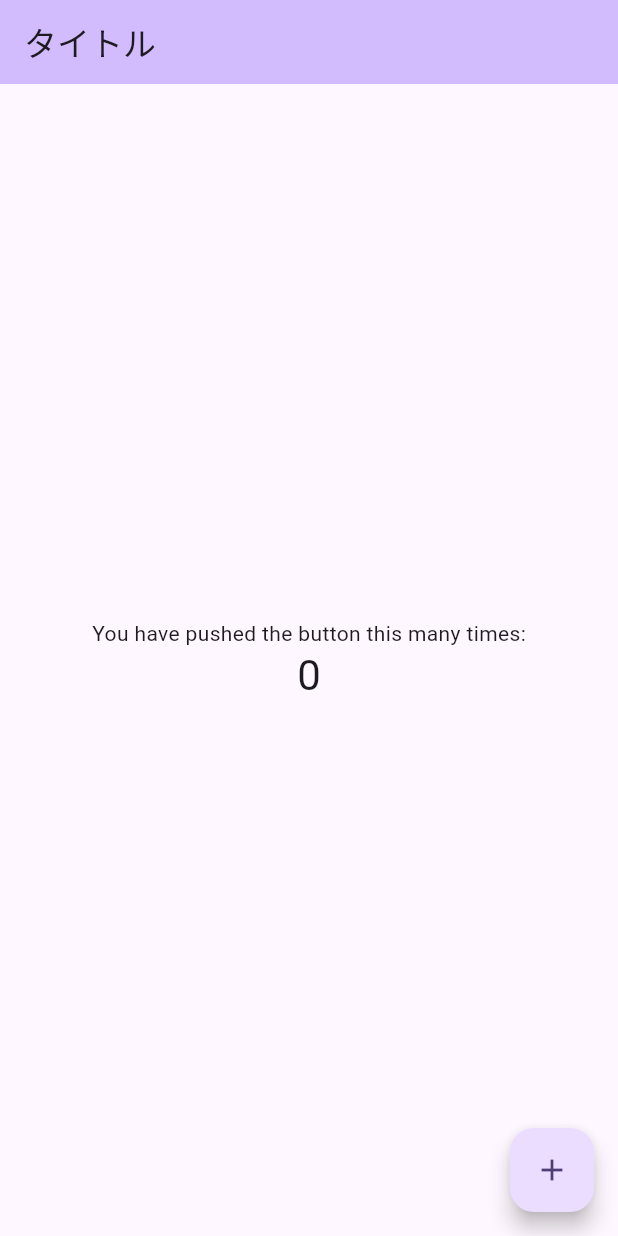
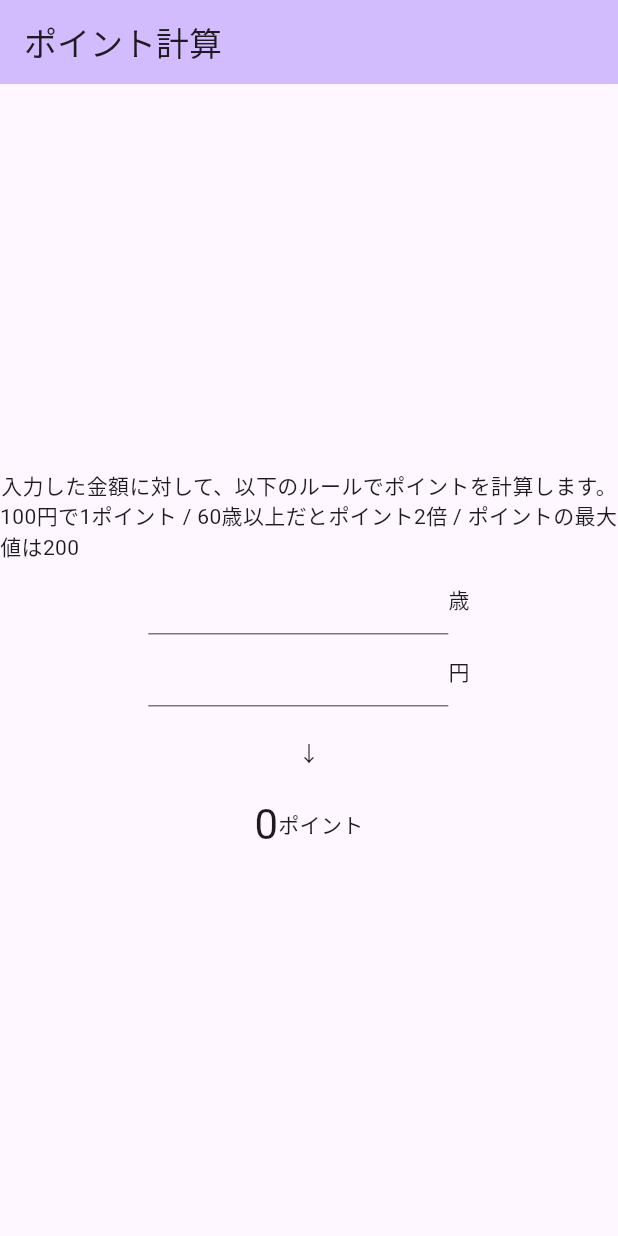
Before and after one commit to ken-ty/dart_mutation_test_example, a Flutter app: the screen it shows after launch, on a phone screen of 412 x 824 dp. Run offline on Flutter 3.47's test engine with Material 3 defaults, Android fonts, the phone set to English and light mode, and no system bars.

Commit message:
feat: テスト用の画面を作成 UI のみ

```diff
--- a/lib/home_page.dart
+++ b/lib/home_page.dart
@@ -1,4 +1,5 @@
 import 'package:flutter/material.dart';
+import 'package:flutter/services.dart';
 
 class HomePage extends StatefulWidget {
   const HomePage({super.key});
@@ -8,40 +9,75 @@ class HomePage extends StatefulWidget {
 }
 
 class _HomePageState extends State<HomePage> {
-  int _counter = 0;
-
-  void _incrementCounter() {
-    setState(() {
-      _counter++;
-    });
-  }
+  final int _counter = 0;
 
   @override
   Widget build(BuildContext context) {
     return Scaffold(
       appBar: AppBar(
         backgroundColor: Theme.of(context).colorScheme.inversePrimary,
-        title: const Text("タイトル"),
+        title: const Text("ポイント計算"),
       ),
       body: Center(
         child: Column(
           mainAxisAlignment: MainAxisAlignment.center,
           children: <Widget>[
             const Text(
-              'You have pushed the button this many times:',
+              '入力した金額に対して、以下のルールでポイントを計算します。',
             ),
-            Text(
-              '$_counter',
-              style: Theme.of(context).textTheme.headlineMedium,
+            const Text(
+              '100円で1ポイント'
+              ' / '
+              '60歳以上だとポイント2倍'
+              ' / '
+              'ポイントの最大値は200',
+            ),
+            Row(
+              mainAxisAlignment: MainAxisAlignment.center,
+              children: [
+                SizedBox(
+                  width: 200,
+                  child: TextField(
+                      keyboardType: TextInputType.number,
+                      inputFormatters: [
+                        FilteringTextInputFormatter.digitsOnly
+                      ]),
+                ),
+                const Text('歳')
+              ],
+            ),
+            Row(
+              mainAxisAlignment: MainAxisAlignment.center,
+              children: [
+                SizedBox(
+                  width: 200,
+                  child: TextField(
+                      keyboardType: TextInputType.number,
+                      inputFormatters: [
+                        FilteringTextInputFormatter.digitsOnly
+                      ]),
+                ),
+                const Text('円')
+              ],
+            ),
+            const SizedBox(height: 20),
+            const Text(
+              '↓',
+            ),
+            const SizedBox(height: 20),
+            Row(
+              mainAxisAlignment: MainAxisAlignment.center,
+              children: [
+                Text(
+                  '$_counter',
+                  style: Theme.of(context).textTheme.headlineMedium,
+                ),
+                const Text('ポイント'),
+              ],
             ),
           ],
         ),
       ),
-      floatingActionButton: FloatingActionButton(
-        onPressed: _incrementCounter,
-        tooltip: 'Increment',
-        child: const Icon(Icons.add),
-      ),
     );
   }
 }
```
